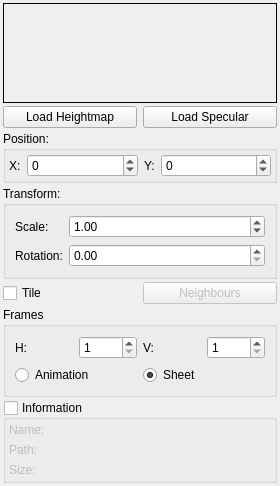
Old version of the form gui/widgets/sprite_properties_dock.ui in the repository azagaya/laigter.
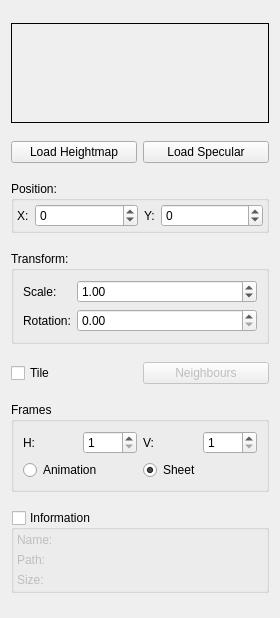
New version of the form.

Commit message: Worign Qt6 Port

Diff of the .ui file:
```diff
--- a/gui/widgets/sprite_properties_dock.ui
+++ b/gui/widgets/sprite_properties_dock.ui
@@ -19,32 +19,85 @@
   <property name="windowTitle">
    <string>Form</string>
   </property>
-  <layout class="QGridLayout" name="gridLayout_3">
-   <property name="sizeConstraint">
-    <enum>QLayout::SetMinAndMaxSize</enum>
-   </property>
-   <property name="leftMargin">
-    <number>3</number>
-   </property>
-   <property name="topMargin">
-    <number>3</number>
-   </property>
-   <property name="rightMargin">
-    <number>3</number>
-   </property>
-   <property name="bottomMargin">
-    <number>3</number>
-   </property>
-   <property name="verticalSpacing">
-    <number>3</number>
-   </property>
-   <item row="4" column="1">
-    <widget class="QPushButton" name="neighboursButton">
-     <property name="enabled">
+  <layout class="QGridLayout" name="gridLayout_4">
+   <item row="5" column="0" colspan="2">
+    <widget class="QGroupBox" name="groupBox_3">
+     <property name="sizePolicy">
+      <sizepolicy hsizetype="Preferred" vsizetype="Maximum">
+       <horstretch>0</horstretch>
+       <verstretch>0</verstretch>
+      </sizepolicy>
+     </property>
+     <property name="title">
+      <string>Frames</string>
+     </property>
+     <property name="flat">
       <bool>false</bool>
      </property>
+     <property name="checkable">
+      <bool>false</bool>
+     </property>
+     <layout class="QGridLayout" name="gridLayout_2">
+      <item row="0" column="0">
+       <layout class="QHBoxLayout" name="horizontalLayout_2">
+        <item>
+         <widget class="QLabel" name="label_6">
+          <property name="text">
+           <string>H:</string>
+          </property>
+         </widget>
+        </item>
+        <item>
+         <widget class="QSpinBox" name="hFramesSpinBox">
+          <property name="minimum">
+           <number>1</number>
+          </property>
+         </widget>
+        </item>
+       </layout>
+      </item>
+      <item row="0" column="1">
+       <layout class="QHBoxLayout" name="horizontalLayout_3">
+        <item>
+         <widget class="QLabel" name="label_4">
+          <property name="text">
+           <string>V:</string>
+          </property>
+         </widget>
+        </item>
+        <item>
+         <widget class="QSpinBox" name="vFramesSpinBox">
+          <property name="minimum">
+           <number>1</number>
+          </property>
+         </widget>
+        </item>
+       </layout>
+      </item>
+      <item row="1" column="0">
+       <widget class="QRadioButton" name="radioButton">
+        <property name="text">
+         <string>Animation</string>
+        </property>
+       </widget>
+      </item>
+      <item row="1" column="1">
+       <widget class="QRadioButton" name="radioButton_2">
+        <property name="text">
+         <string>Sheet</string>
+        </property>
+        <property name="checked">
+         <bool>true</bool>
+        </property>
+       </widget>
+      </item>
+     </layout>
+    </widget>
+   </item>
+   <item row="4" column="0">
+    <widget class="QCheckBox" name="tileCheckBox">
      <property name="text">
-      <string>Neighbours</string>
+      <string>Tile</string>
      </property>
     </widget>
    </item>
@@ -100,6 +153,13 @@
      </layout>
     </widget>
    </item>
+   <item row="1" column="0">
+    <widget class="QPushButton" name="heightmapButton">
+     <property name="text">
+      <string>Load Heightmap</string>
+     </property>
+    </widget>
+   </item>
    <item row="6" column="0" colspan="2">
     <widget class="QGroupBox" name="infoGroupBox">
      <property name="sizePolicy">
@@ -117,10 +177,7 @@
      <property name="checked">
       <bool>false</bool>
      </property>
-     <layout class="QVBoxLayout" name="verticalLayout">
-      <property name="spacing">
-       <number>6</number>
-      </property>
+     <layout class="QGridLayout" name="gridLayout_3">
       <property name="leftMargin">
        <number>3</number>
       </property>
@@ -133,7 +190,7 @@
       <property name="bottomMargin">
        <number>3</number>
       </property>
-      <item>
+      <item row="0" column="0">
        <widget class="QLabel" name="infoName">
         <property name="sizePolicy">
          <sizepolicy hsizetype="Preferred" vsizetype="Maximum">
@@ -152,7 +209,7 @@
         </property>
        </widget>
       </item>
-      <item>
+      <item row="1" column="0">
        <widget class="QLabel" name="infoPath">
         <property name="sizePolicy">
          <sizepolicy hsizetype="Preferred" vsizetype="Minimum">
@@ -171,7 +228,7 @@
         </property>
        </widget>
       </item>
-      <item>
+      <item row="2" column="0">
        <widget class="QLabel" name="infoSize">
         <property name="text">
          <string>Size:</string>
@@ -194,20 +251,6 @@
      </property>
     </widget>
    </item>
-   <item row="4" column="0">
-    <widget class="QCheckBox" name="tileCheckBox">
-     <property name="text">
-      <string>Tile</string>
-     </property>
-    </widget>
-   </item>
-   <item row="1" column="0">
-    <widget class="QPushButton" name="heightmapButton">
-     <property name="text">
-      <string>Load Heightmap</string>
-     </property>
-    </widget>
-   </item>
    <item row="2" column="0" colspan="2">
     <widget class="QGroupBox" name="groupBox">
      <property name="sizePolicy">
@@ -284,10 +327,20 @@
      </layout>
     </widget>
    </item>
+   <item row="4" column="1">
+    <widget class="QPushButton" name="neighboursButton">
+     <property name="enabled">
+      <bool>false</bool>
+     </property>
+     <property name="text">
+      <string>Neighbours</string>
+     </property>
+    </widget>
+   </item>
    <item row="0" column="0" colspan="2">
     <widget class="QLabel" name="textureLabel">
      <property name="sizePolicy">
-      <sizepolicy hsizetype="Minimum" vsizetype="Maximum">
+      <sizepolicy hsizetype="Minimum" vsizetype="Minimum">
        <horstretch>0</horstretch>
        <verstretch>0</verstretch>
       </sizepolicy>
@@ -320,80 +373,6 @@
      </property>
     </widget>
    </item>
-   <item row="5" column="0" colspan="2">
-    <widget class="QGroupBox" name="groupBox_3">
-     <property name="sizePolicy">
-      <sizepolicy hsizetype="Preferred" vsizetype="Maximum">
-       <horstretch>0</horstretch>
-       <verstretch>0</verstretch>
-      </sizepolicy>
-     </property>
-     <property name="title">
-      <string>Frames</string>
-     </property>
-     <property name="flat">
-      <bool>false</bool>
-     </property>
-     <property name="checkable">
-      <bool>false</bool>
-     </property>
-     <layout class="QGridLayout" name="gridLayout_2">
-      <item row="0" column="0">
-       <layout class="QHBoxLayout" name="horizontalLayout_2">
-        <item>
-         <widget class="QLabel" name="label_6">
-          <property name="text">
-           <string>H:</string>
-          </property>
-         </widget>
-        </item>
-        <item>
-         <widget class="QSpinBox" name="hFramesSpinBox">
-          <property name="minimum">
-           <number>1</number>
-          </property>
-         </widget>
-        </item>
-       </layout>
-      </item>
-      <item row="0" column="1">
-       <layout class="QHBoxLayout" name="horizontalLayout_3">
-        <item>
-         <widget class="QLabel" name="label_4">
-          <property name="text">
-           <string>V:</string>
-          </property>
-         </widget>
-        </item>
-        <item>
-         <widget class="QSpinBox" name="vFramesSpinBox">
-          <property name="minimum">
-           <number>1</number>
-          </property>
-         </widget>
-        </item>
-       </layout>
-      </item>
-      <item row="1" column="0">
-       <widget class="QRadioButton" name="radioButton">
-        <property name="text">
-         <string>Animation</string>
-        </property>
-       </widget>
-      </item>
-      <item row="1" column="1">
-       <widget class="QRadioButton" name="radioButton_2">
-        <property name="text">
-         <string>Sheet</string>
-        </property>
-        <property name="checked">
-         <bool>true</bool>
-        </property>
-       </widget>
-      </item>
-     </layout>
-    </widget>
-   </item>
   </layout>
  </widget>
  <resources/>
```
The commit also changes 2 other files.
